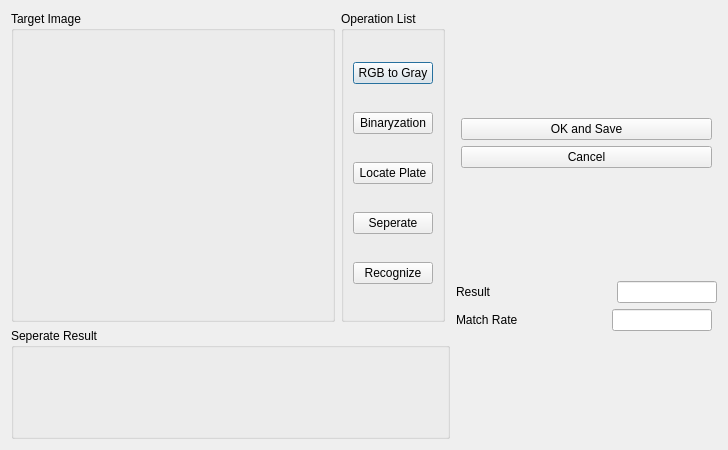
Old version of the form MTMS_Server/recognizedialog.ui in the repository zhming0/Modernization-Traffic-Monitoring-System.
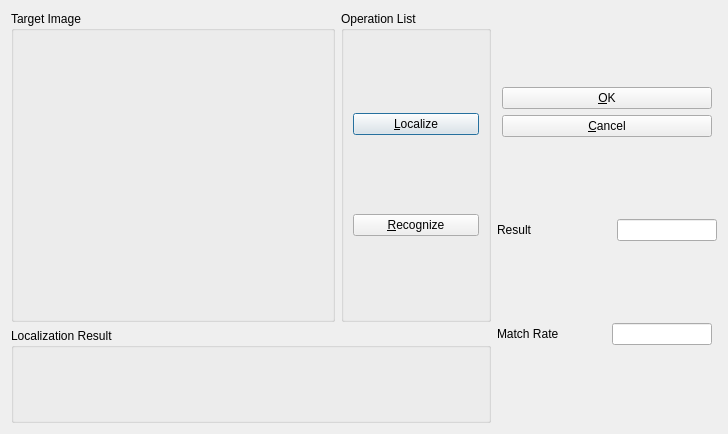
New version of the form. Custom widgets are drawn as their Qt base class.

The edit to the form file:
```diff
--- a/MTMS_Server/recognizedialog.ui
+++ b/MTMS_Server/recognizedialog.ui
@@ -7,23 +7,18 @@
     <x>0</x>
     <y>0</y>
     <width>728</width>
-    <height>430</height>
+    <height>434</height>
    </rect>
   </property>
   <property name="windowTitle">
    <string>Dialog</string>
   </property>
-  <layout class="QVBoxLayout" name="verticalLayout_7">
+  <layout class="QHBoxLayout" name="horizontalLayout_5">
+   <item>
+    <layout class="QVBoxLayout" name="verticalLayout_3">
    <item>
     <layout class="QHBoxLayout" name="horizontalLayout_4">
      <item>
-      <layout class="QVBoxLayout" name="verticalLayout_2">
-       <item>
-        <layout class="QHBoxLayout" name="horizontalLayout_3">
-         <property name="rightMargin">
-          <number>5</number>
-         </property>
-         <item>
           <widget class="QGroupBox" name="groupBox">
            <property name="title">
             <string>Target Image</string>
@@ -51,35 +46,14 @@
             <item>
              <widget class="QPushButton" name="pushButton_4">
               <property name="text">
-               <string>RGB to Gray</string>
+             <string>&amp;Localize</string>
               </property>
              </widget>
             </item>
             <item>
              <widget class="QPushButton" name="pushButton_3">
               <property name="text">
-               <string>Binaryzation</string>
-              </property>
-             </widget>
-            </item>
-            <item>
-             <widget class="QPushButton" name="pushButton_5">
-              <property name="text">
-               <string>Locate Plate</string>
-              </property>
-             </widget>
-            </item>
-            <item>
-             <widget class="QPushButton" name="pushButton_6">
-              <property name="text">
-               <string>Seperate</string>
-              </property>
-             </widget>
-            </item>
-            <item>
-             <widget class="QPushButton" name="pushButton_7">
-              <property name="text">
-               <string>Recognize</string>
+             <string>&amp;Recognize</string>
               </property>
              </widget>
             </item>
@@ -91,21 +65,21 @@
        <item>
         <widget class="QGroupBox" name="groupBox_3">
          <property name="title">
-          <string>Seperate Result</string>
-         </property>
-         <layout class="QHBoxLayout" name="horizontalLayout_6">
+        <string>Localization Result</string>
+       </property>
+       <layout class="QHBoxLayout" name="horizontalLayout">
           <item>
-           <widget class="ImageWidget" name="widget_2" native="true">
+         <widget class="ImageWidget" name="widget_digit_1" native="true">
             <property name="minimumSize">
              <size>
-              <width>80</width>
-              <height>70</height>
+            <width>60</width>
+            <height>50</height>
              </size>
             </property>
            </widget>
           </item>
           <item>
-           <widget class="ImageWidget" name="widget_3" native="true">
+         <widget class="ImageWidget" name="widget_digit_2" native="true">
             <property name="minimumSize">
              <size>
               <width>60</width>
@@ -115,7 +89,7 @@
            </widget>
           </item>
           <item>
-           <widget class="ImageWidget" name="widget_4" native="true">
+         <widget class="ImageWidget" name="widget_digit_3" native="true">
             <property name="minimumSize">
              <size>
               <width>60</width>
@@ -125,7 +99,7 @@
            </widget>
           </item>
           <item>
-           <widget class="ImageWidget" name="widget_5" native="true">
+         <widget class="ImageWidget" name="widget_digit_4" native="true">
             <property name="minimumSize">
              <size>
               <width>60</width>
@@ -135,7 +109,7 @@
            </widget>
           </item>
           <item>
-           <widget class="ImageWidget" name="widget_6" native="true">
+         <widget class="ImageWidget" name="widget_digit_5" native="true">
             <property name="minimumSize">
              <size>
               <width>60</width>
@@ -145,7 +119,7 @@
            </widget>
           </item>
           <item>
-           <widget class="ImageWidget" name="widget_7" native="true">
+         <widget class="ImageWidget" name="widget_digit_6" native="true">
             <property name="minimumSize">
              <size>
               <width>60</width>
@@ -154,13 +128,23 @@
             </property>
            </widget>
           </item>
+        <item>
+         <widget class="ImageWidget" name="widget_digit_7" native="true">
+          <property name="minimumSize">
+           <size>
+            <width>60</width>
+            <height>50</height>
+           </size>
+          </property>
+         </widget>
+        </item>
          </layout>
         </widget>
        </item>
       </layout>
      </item>
      <item>
-      <layout class="QVBoxLayout" name="verticalLayout_6">
+    <layout class="QVBoxLayout" name="verticalLayout_2">
        <item>
         <layout class="QVBoxLayout" name="verticalLayout_5">
          <property name="leftMargin">
@@ -172,23 +156,21 @@
          <item>
           <widget class="QPushButton" name="pushButton">
            <property name="text">
-            <string>OK and Save</string>
+          <string>&amp;OK</string>
            </property>
           </widget>
          </item>
          <item>
           <widget class="QPushButton" name="pushButton_2">
            <property name="text">
-            <string>Cancel</string>
+          <string>&amp;Cancel</string>
            </property>
           </widget>
          </item>
         </layout>
        </item>
        <item>
-        <layout class="QVBoxLayout" name="verticalLayout_3">
-         <item>
-          <layout class="QHBoxLayout" name="horizontalLayout">
+      <layout class="QHBoxLayout" name="horizontalLayout_3">
            <item>
             <widget class="QLabel" name="label">
              <property name="minimumSize">
@@ -206,7 +188,7 @@
             </widget>
            </item>
            <item>
-            <widget class="QLineEdit" name="lineEdit">
+        <widget class="QLineEdit" name="lineEdit_result">
              <property name="maximumSize">
               <size>
                <width>100</width>
@@ -244,10 +226,6 @@
               <bool>true</bool>
              </property>
             </widget>
-           </item>
-          </layout>
-         </item>
-        </layout>
        </item>
       </layout>
      </item>
```
Left out of the diff: 13 changed lines with no effect on the pictures. Lines whose indentation alone changed are shown as unchanged.
